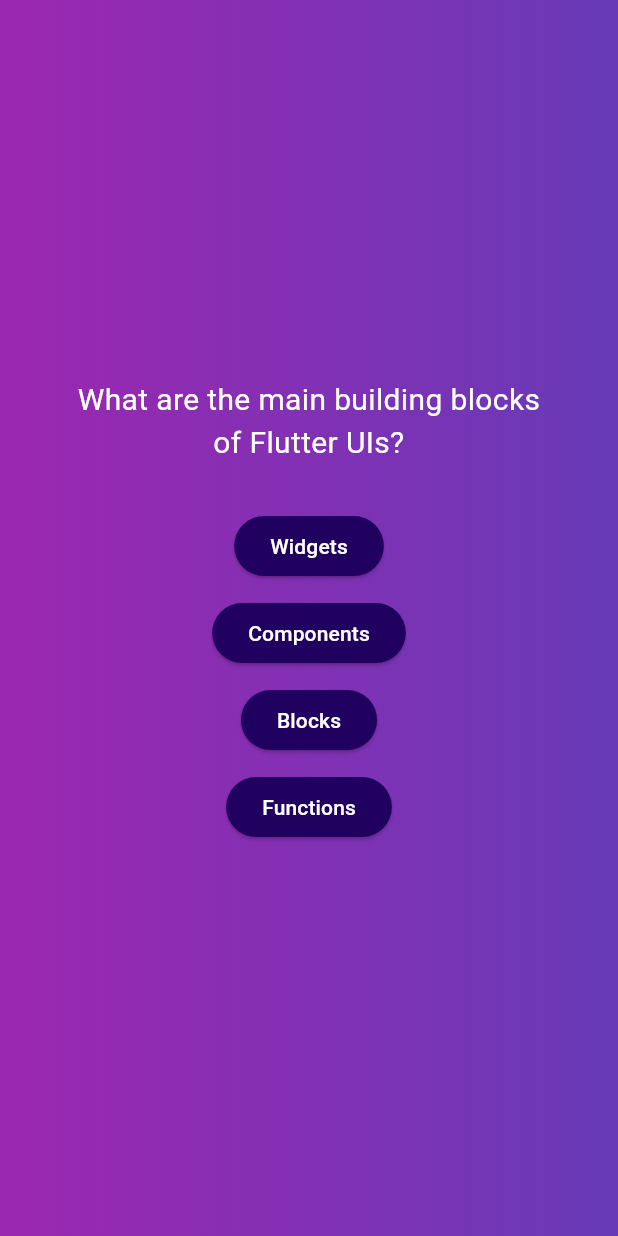
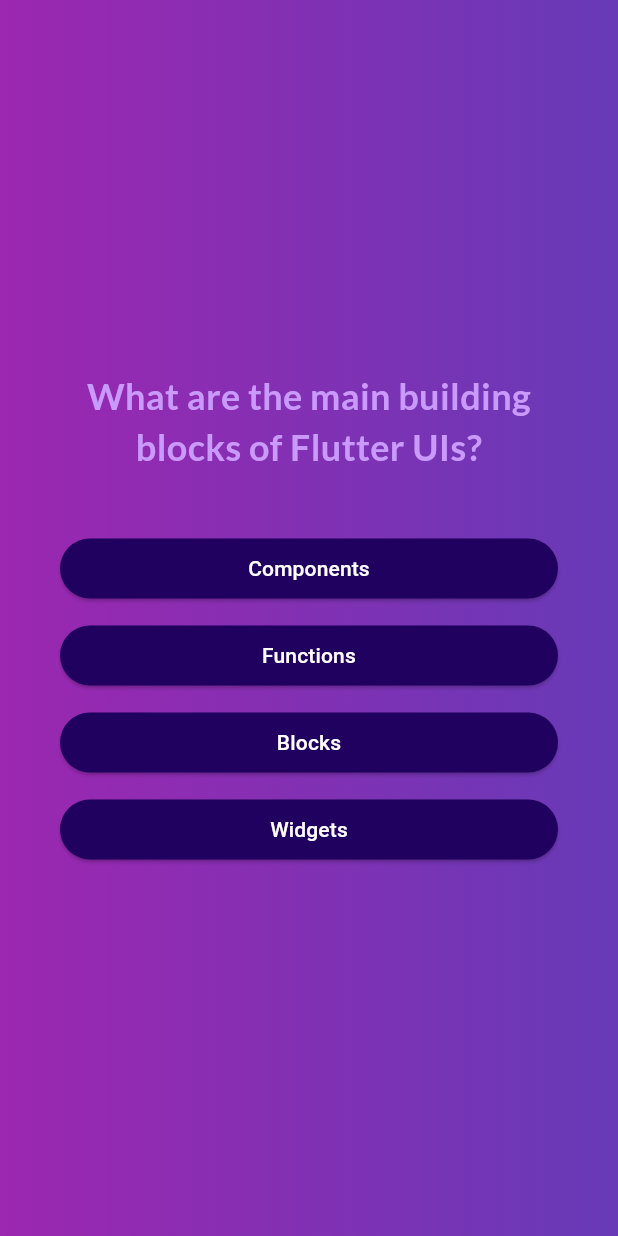
Before and after one commit to tinoii3/QuizApp, a Flutter app: the screen it shows after launch, after a tap on "Start Quiz", on a phone screen of 412 x 824 dp. Run offline on Flutter 3.47's test engine with Material 3 defaults, Android fonts, the phone set to English and light mode, and no system bars; our stand-ins replace google_fonts.

Commit message:
Your commit message

```diff
--- a/lib/answer_button.dart
+++ b/lib/answer_button.dart
@@ -1,19 +1,35 @@
 import 'package:flutter/material.dart';
 
 class AnswerButton extends StatelessWidget {
-  const AnswerButton(this.answerOption, {super.key});
+  const AnswerButton({
+    super.key,
+    required this.answer,
+    required this.onTap,
+  });
 
-  final String answerOption;
+  final String answer;
+  final void Function() onTap;
 
   @override
   Widget build(BuildContext context) {
-    return ElevatedButton(
-      onPressed: () {},
-      style: ElevatedButton.styleFrom(
-        backgroundColor: const Color.fromARGB(255, 33, 1, 95),
-        foregroundColor: Colors.white,
-      ),
-      child: Text(answerOption),
+    return Column(
+      children: [
+        const SizedBox(height: 10),
+        SizedBox(
+          width: double.infinity,
+          child: ElevatedButton(
+            onPressed: onTap,
+            style: ElevatedButton.styleFrom(
+              backgroundColor: const Color.fromARGB(255, 33, 1, 95),
+              foregroundColor: Colors.white,
+              shape: RoundedRectangleBorder(
+                borderRadius: BorderRadius.circular(40),
+              ),
+            ),
+            child: Text(answer, textAlign: TextAlign.center,),
+          ),
+        ),
+      ],
     );
   }
 }
--- a/lib/main.dart
+++ b/lib/main.dart
@@ -2,15 +2,8 @@ import 'package:flutter/material.dart';
 import 'package:myapp/start_screen.dart';
 
 void main() {
-  runApp(MaterialApp(
-      home: Scaffold(
-    body: Container(
-      decoration: const BoxDecoration(
-        gradient: LinearGradient(
-          colors: [Colors.purple, Colors.deepPurple],
-        ),
-      ),
-      child: const StartScreen(),
-    ),
-  )));
+  runApp(const MaterialApp(
+      home: StartScreen(), // เรียก StartScreen โดยตรง
+    )
+  );
 }
--- a/lib/model/quizz_model.dart
+++ b/lib/model/quizz_model.dart
@@ -6,4 +6,12 @@ class QuizzModel {
     this.question,
     this.answers
     );
+
+    List<String> getShuffledAnswers() {
+      final ShuffledAnswers = List.of(answers);
+
+      ShuffledAnswers.shuffle();
+
+      return ShuffledAnswers;
+    }
 }
--- a/lib/questions_screen.dart
+++ b/lib/questions_screen.dart
@@ -1,6 +1,9 @@
 import 'package:flutter/material.dart';
 import 'package:myapp/answer_button.dart';
 import 'package:myapp/data/quizz.dart';
+import 'package:google_fonts/google_fonts.dart';
+import 'package:myapp/result_screen.dart';
+
 
 class QuestionsScreen extends StatefulWidget {
   const QuestionsScreen({super.key});
@@ -12,10 +15,29 @@ class QuestionsScreen extends StatefulWidget {
 }
 
 class _QuestionScreenState extends State<QuestionsScreen> {
-  final currentQuestion = questions[0];
+  int currentQuestionIndex = 0;
+  final List<String> selectedAnswers = [];
+
+  void answerQuestion(String selectedAnswer) {
+    setState(() {
+      selectedAnswers.add(selectedAnswer);
+      if (currentQuestionIndex < questions.length - 1) {
+        currentQuestionIndex++;
+      } else {
+        Navigator.push(
+          context,
+          MaterialPageRoute(
+            builder: (context) =>
+              ResultScreen(selectedAnswers: selectedAnswers)
+          )
+        );
+      }
+    });
+  }
 
   @override
   Widget build(BuildContext context) {
+    final currentQuestion = questions[currentQuestionIndex];
     return MaterialApp(
       home: Scaffold(
         body: Container(
@@ -32,16 +54,18 @@ class _QuestionScreenState extends State<QuestionsScreen> {
                 children: [
                   Text(
                     currentQuestion.question,
-                    style: const TextStyle(color: Colors.white, fontSize: 20),
+                    style: GoogleFonts.lato(
+                      color: const Color.fromARGB(255, 201, 153, 251),
+                      fontSize: 24,
+                      fontWeight: FontWeight.bold
+                    ),
                     textAlign: TextAlign.center,
                   ),
                   const SizedBox(height: 30),
-                  ...currentQuestion.answers.map((answer) {
-                    return Column(
-                      children: [
-                        AnswerButton(answer),
-                        const SizedBox(height: 10),
-                      ],
+                  ...currentQuestion.getShuffledAnswers().map((answer) {
+                    return AnswerButton(
+                      answer: answer,
+                      onTap: () => answerQuestion(answer)
                     );
                   })
                 ],
--- a/lib/start_screen.dart
+++ b/lib/start_screen.dart
@@ -2,13 +2,18 @@ import 'package:flutter/material.dart';
 import 'package:myapp/questions_screen.dart';
 
 class StartScreen extends StatelessWidget {
-// Suggested code may be subject to a license. Learn more: ~LicenseLog:3445104582.
-// Suggested code may be subject to a license. Learn more: ~LicenseLog:3410273457.
   const StartScreen({super.key});
 
   @override
   Widget build(BuildContext context) {
-    return Center(
+    return Scaffold(
+      body: Container(
+        decoration: const BoxDecoration(
+          gradient: LinearGradient(
+            colors: [Colors.purple, Colors.deepPurple],
+          ),
+        ),
+        child: Center(
           child: Column(
             mainAxisSize: MainAxisSize.min,
             children: [
@@ -20,7 +25,7 @@ class StartScreen extends StatelessWidget {
               const SizedBox(height: 30),
               const Text(
                 'Learn Flutter the fun way!',
-            style: TextStyle(color: Colors.white),
+                style: TextStyle(color: Colors.white, fontSize: 20),
               ),
               const SizedBox(height: 30),
               OutlinedButton.icon(
@@ -28,7 +33,9 @@ class StartScreen extends StatelessWidget {
                   Navigator.push(
                     context,
                     MaterialPageRoute(
-                      builder: (context) => const QuestionsScreen()));
+                      builder: (context) => const QuestionsScreen(),
+                    ),
+                  );
                 },
                 icon: const Icon(
                   Icons.arrow_right_alt,
@@ -41,6 +48,8 @@ class StartScreen extends StatelessWidget {
               )
             ],
           ),
+        ),
+      ),
     );
   }
 }
--- a/pubspec.yaml
+++ b/pubspec.yaml
@@ -35,6 +35,7 @@ dependencies:
   # The following adds the Cupertino Icons font to your application.
   # Use with the CupertinoIcons class for iOS style icons.
   cupertino_icons: ^1.0.8
+  google_fonts: ^6.2.1
 
 dev_dependencies:
   flutter_test:
```
Also changed, not shown: lib/result_screen.dart (added, +73 -0 lines), pubspec.lock. Lines whose indentation alone changed are shown as unchanged.
